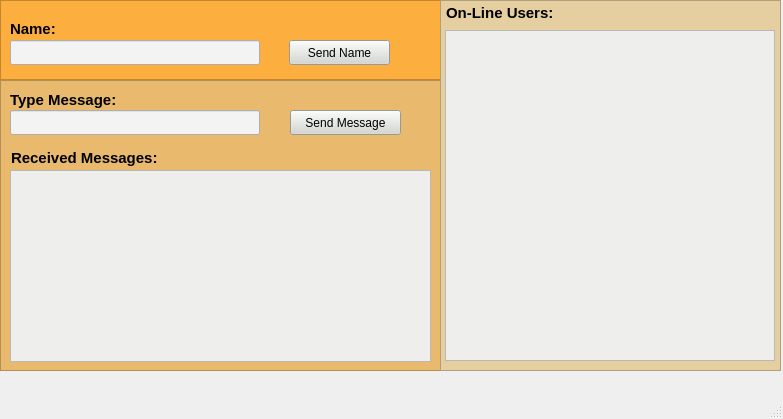
Above: winChat.ui from ghrreis/tcpChatP2PQt before the change. Below: the same form after it.
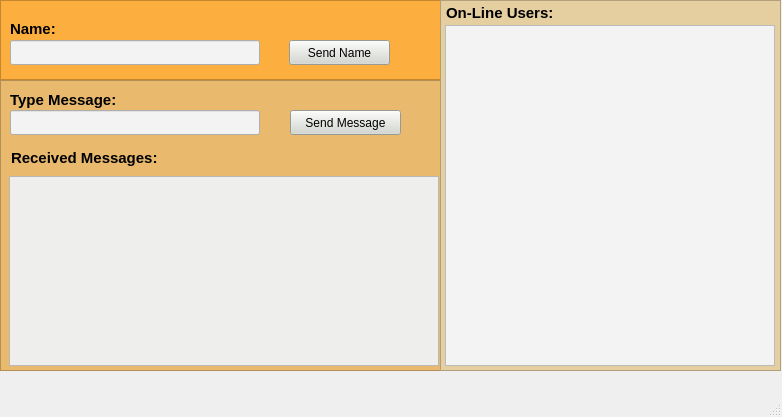
That is the form after the change. Icons and pictures are not drawn.

Commit message: Adicionada as seguintes funcionalidades: - Requisição dos usuários online - Envio/recebimento de msgs entre os peers

```diff
--- a/winChat.ui
+++ b/winChat.ui
@@ -6,8 +6,8 @@
    <rect>
     <x>0</x>
     <y>0</y>
-    <width>783</width>
-    <height>419</height>
+    <width>782</width>
+    <height>417</height>
    </rect>
   </property>
   <property name="windowTitle">
@@ -157,19 +157,6 @@
       <string notr="true">background-color: rgb(243, 243, 243);</string>
      </property>
     </widget>
-    <widget class="QTextBrowser" name="tbReceivedMessages">
-     <property name="geometry">
-      <rect>
-       <x>10</x>
-       <y>90</y>
-       <width>421</width>
-       <height>192</height>
-      </rect>
-     </property>
-     <property name="styleSheet">
-      <string notr="true">background-color: rgb(238, 238, 236);</string>
-     </property>
-    </widget>
     <widget class="QLabel" name="label_3">
      <property name="geometry">
       <rect>
@@ -190,6 +177,19 @@
       <string>Received Messages:</string>
      </property>
     </widget>
+    <widget class="QListWidget" name="lwReceivedMessages">
+     <property name="geometry">
+      <rect>
+       <x>9</x>
+       <y>96</y>
+       <width>430</width>
+       <height>190</height>
+      </rect>
+     </property>
+     <property name="styleSheet">
+      <string notr="true">background-color: rgb(238, 238, 236);</string>
+     </property>
+    </widget>
    </widget>
    <widget class="QFrame" name="frame_3">
     <property name="geometry">
@@ -209,19 +209,6 @@
     <property name="frameShadow">
      <enum>QFrame::Raised</enum>
     </property>
-    <widget class="QTextBrowser" name="tbOnLineUsers">
-     <property name="geometry">
-      <rect>
-       <x>5</x>
-       <y>30</y>
-       <width>330</width>
-       <height>331</height>
-      </rect>
-     </property>
-     <property name="styleSheet">
-      <string notr="true">background-color: rgb(238, 238, 236);</string>
-     </property>
-    </widget>
     <widget class="QLabel" name="label_4">
      <property name="geometry">
       <rect>
@@ -242,6 +229,19 @@
       <string>On-Line Users:</string>
      </property>
     </widget>
+    <widget class="QListWidget" name="lwOnlineUsers">
+     <property name="geometry">
+      <rect>
+       <x>5</x>
+       <y>25</y>
+       <width>330</width>
+       <height>341</height>
+      </rect>
+     </property>
+     <property name="styleSheet">
+      <string notr="true">background-color: rgb(243, 243, 243);</string>
+     </property>
+    </widget>
    </widget>
   </widget>
   <widget class="QMenuBar" name="menubar">
```
Left out of the diff: 2 changed lines with no effect on the pictures. The commit also changes 3 other files.
